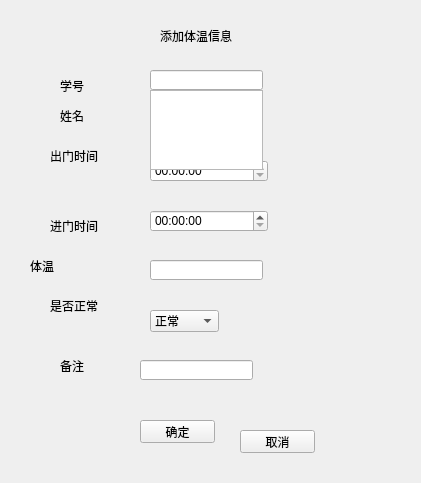
The window that admin/admin_addinfo.ui (wo16pao/MS) describes before a commit, drawn with Qt 5.
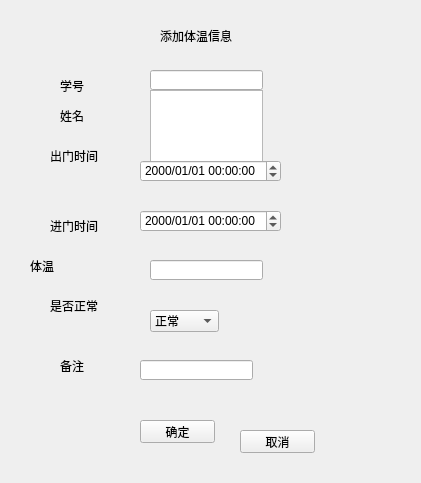
The same window after the commit.

What changed in the file:
```diff
--- a/admin/admin_addinfo.ui
+++ b/admin/admin_addinfo.ui
@@ -196,32 +196,6 @@
     </rect>
    </property>
   </widget>
-  <widget class="QTimeEdit" name="timeEdit">
-   <property name="geometry">
-    <rect>
-     <x>150</x>
-     <y>160</y>
-     <width>118</width>
-     <height>22</height>
-    </rect>
-   </property>
-   <property name="displayFormat">
-    <string>HH:mm:ss</string>
-   </property>
-  </widget>
-  <widget class="QTimeEdit" name="timeEdit_2">
-   <property name="geometry">
-    <rect>
-     <x>150</x>
-     <y>210</y>
-     <width>118</width>
-     <height>22</height>
-    </rect>
-   </property>
-   <property name="displayFormat">
-    <string>HH:mm:ss</string>
-   </property>
-  </widget>
   <widget class="QLabel" name="label_id">
    <property name="geometry">
     <rect>
@@ -265,6 +239,32 @@
     </rect>
    </property>
   </widget>
+  <widget class="QDateTimeEdit" name="dateTimeEdit">
+   <property name="geometry">
+    <rect>
+     <x>140</x>
+     <y>160</y>
+     <width>141</width>
+     <height>22</height>
+    </rect>
+   </property>
+   <property name="displayFormat">
+    <string>yyyy/MM/dd HH:mm:ss</string>
+   </property>
+  </widget>
+  <widget class="QDateTimeEdit" name="dateTimeEdit_2">
+   <property name="geometry">
+    <rect>
+     <x>140</x>
+     <y>210</y>
+     <width>141</width>
+     <height>22</height>
+    </rect>
+   </property>
+   <property name="displayFormat">
+    <string>yyyy/MM/dd HH:mm:ss</string>
+   </property>
+  </widget>
  </widget>
  <resources/>
  <connections/>
```
